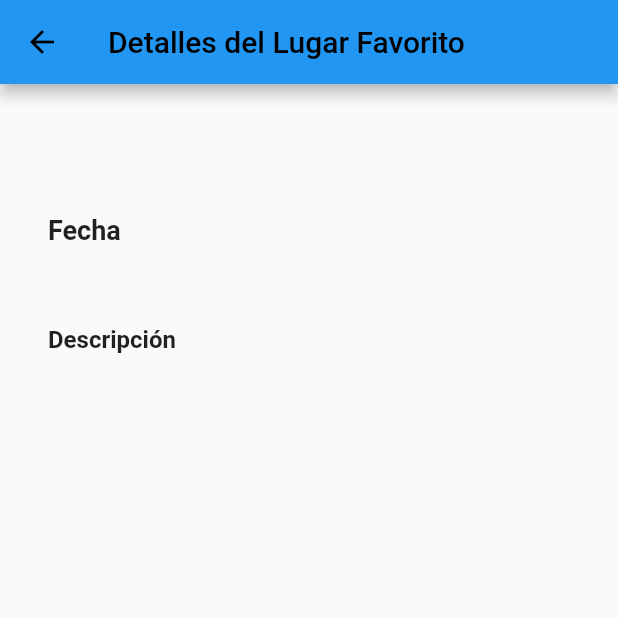
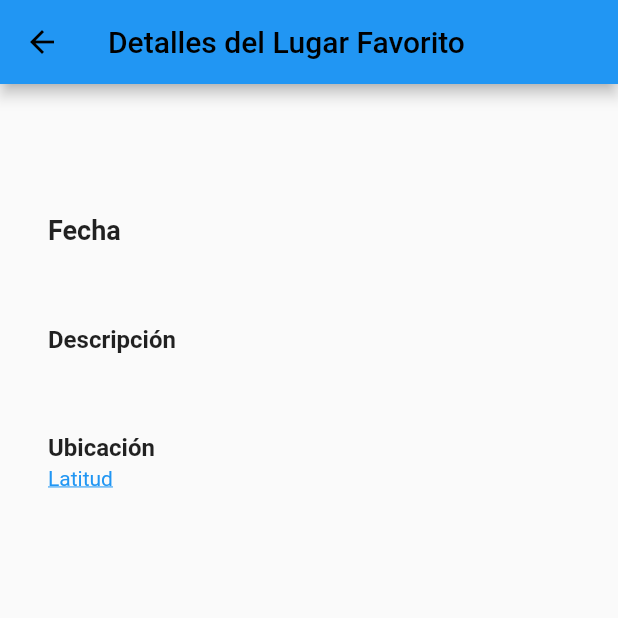
Before and after one commit to VictorJThomas/TripTrekker, a Flutter app: the FavoriteDetailsView screen opened directly with empty values, on a phone screen of 412 x 824 dp, the top half of it. Run offline on Flutter 3.47's test engine with Material 2 defaults, Android fonts, the phone set to English and light mode, and no system bars; our stand-ins replace awesome_snackbar_content, camera, cloud_firestore, dio, firebase_auth, firebase_core and 7 more; missing offline and left inert: flutter_google_places, google_api_headers, google_maps_webservice; accounts and stored records are empty.

Commit message:
Fix Errors

```diff
--- a/lib/home/home.dart
+++ b/lib/home/home.dart
@@ -226,8 +226,12 @@ class MapScreenState extends State<MapScreen> {
 
         if (response.statusCode == 200) {
           final data = response.data;
+          dynamic durationData = data['rows'][0]['elements'][0]['duration'];
+
           String durationText =
-              data['rows'][0]['elements'][0]['duration']['text'];
+              durationData != null && durationData['text'] != null
+                  ? durationData['text']
+                  : 'Duración no disponible';
 
           showDialog(
             context: context,
--- a/lib/views/favorites/favorites_details_screen.dart
+++ b/lib/views/favorites/favorites_details_screen.dart
@@ -79,11 +79,20 @@ class FavoriteDetailsView extends StatelessWidget {
                   ),
                 );
               },
-              child: Text(
-                favorite.location,
-                style: TextStyle(
-                  color: Colors.blue,
-                  decoration: TextDecoration.underline,
+              child: ListTile(
+                title: Text(
+                  'Ubicación',
+                  style: TextStyle(
+                    fontWeight: FontWeight.bold,
+                  ),
+                ),
+                subtitle: RichText(
+                  text: TextSpan(
+                    text: 'Latitud ${favorite.location}',
+                    style: TextStyle(
+                        color: Colors.blue,
+                        decoration: TextDecoration.underline),
+                  ),
                 ),
               ),
             ),
--- a/lib/views/favorites/favorites_list_screen.dart
+++ b/lib/views/favorites/favorites_list_screen.dart
@@ -31,11 +31,11 @@ class _FavoritesListScreenState extends State<FavoritesListScreen> {
   Widget build(BuildContext context) {
     return Scaffold(
       appBar: AppBar(
-        title: const Text('Favorites List'),
+        title: const Text('Lista de favoritos'),
       ),
       body: favorites.isEmpty
           ? const Center(
-              child: Text('No favorites yet.'),
+              child: Text('No hay favoritos aun.'),
             )
           : ListView.builder(
               itemCount: favorites.length,
```
